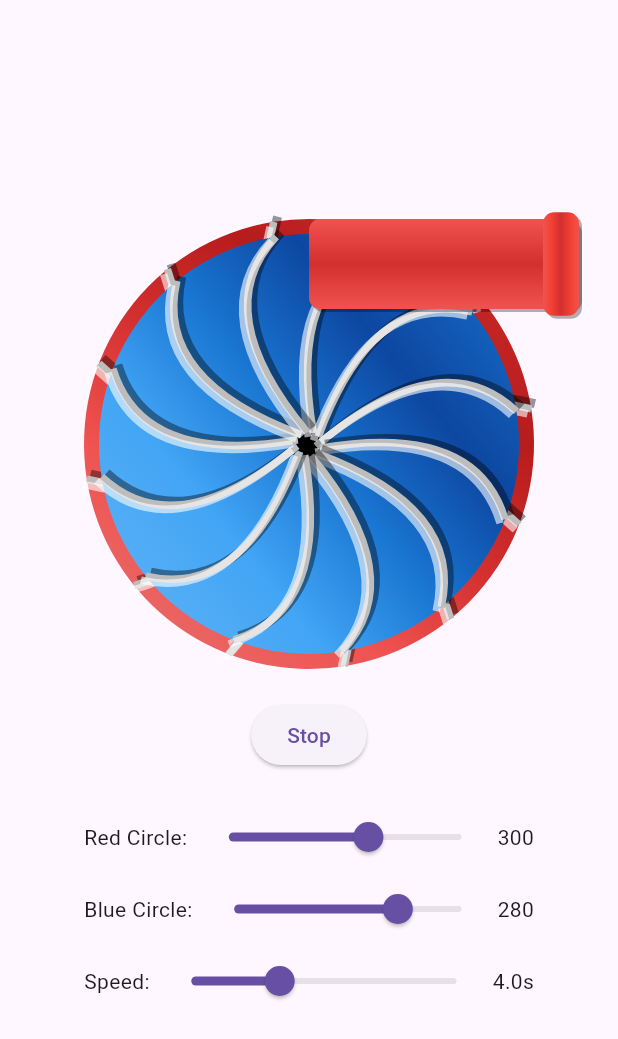
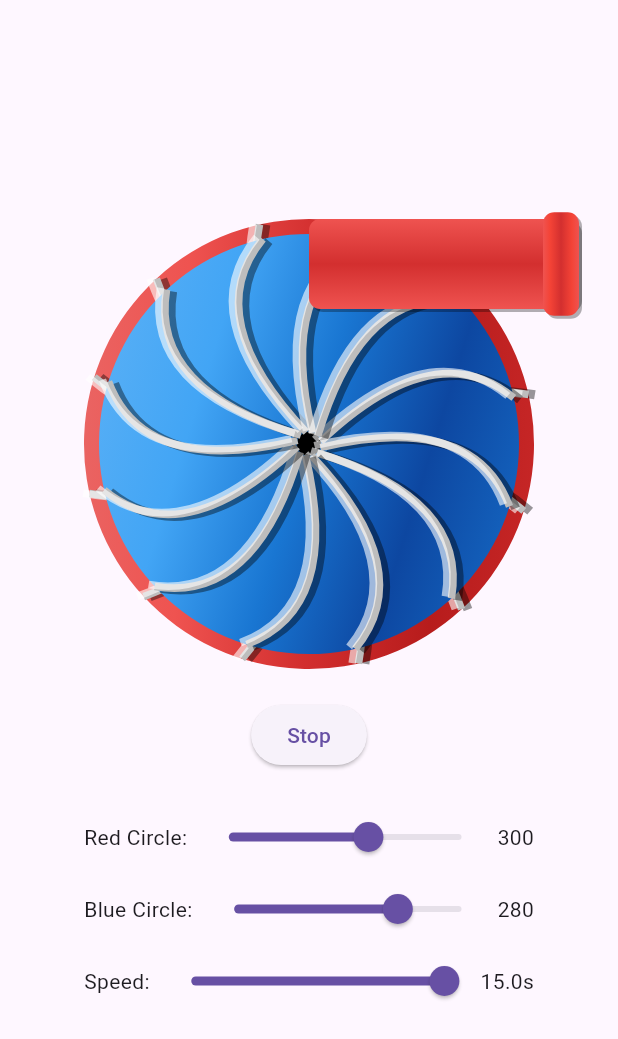
Before and after one commit to Aoli/custom_painter_tct, a Flutter app: the screen it shows after launch, after a tap on "Spin", on a phone screen of 412 x 824 dp. Shown: the top 1039 px of the screen. Run offline on Flutter 3.47's test engine with Material 3 defaults, Android fonts, the phone set to English and light mode, and no system bars.

Commit message:
Increase spin duration to 15 seconds and implement immediate stop for spinning animation

```diff
--- a/lib/custom_painter_test.dart
+++ b/lib/custom_painter_test.dart
@@ -329,13 +329,14 @@ class _CircleControlWidgetState extends State<CircleControlWidget>
   late AnimationController
       _speedController; // Single controller for both circles
   bool _isSpinning = false;
+  final Duration _spinDuration = const Duration(seconds: 15); // Total spin time
 
   @override
   void initState() {
     super.initState();
     _speedController = AnimationController(
       vsync: this,
-      duration: const Duration(seconds: 4),
+      duration: _spinDuration,
     );
   }
 
@@ -349,13 +350,12 @@ class _CircleControlWidgetState extends State<CircleControlWidget>
     setState(() {
       _isSpinning = !_isSpinning;
       if (_isSpinning) {
-        _speedController.repeat();
-      } else {
-        // Gradually slow down over 15 seconds
+        // Start spinning and gradually slow down
+        _speedController.reset();
         _speedController
             .animateTo(
           1.0,
-          duration: const Duration(seconds: 10),
+          duration: _spinDuration,
           curve: Curves.easeOut,
         )
             .then((_) {
@@ -363,6 +363,9 @@ class _CircleControlWidgetState extends State<CircleControlWidget>
             _isSpinning = false;
           });
         });
+      } else {
+        // Stop immediately if currently spinning
+        _speedController.stop();
       }
     });
   }
```
